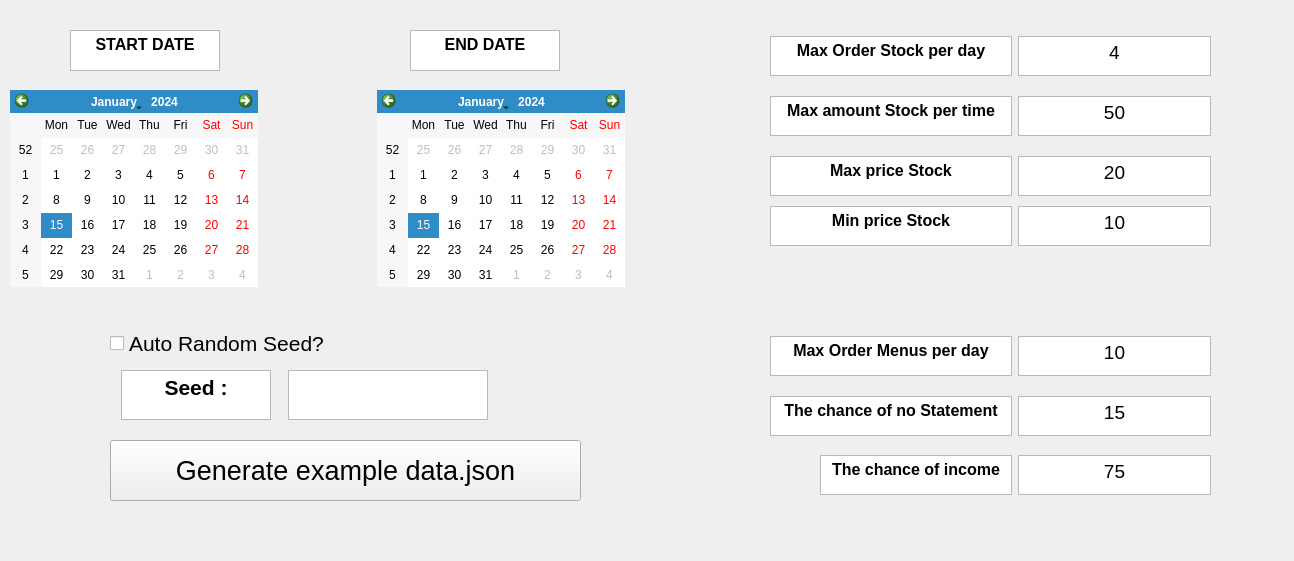
sriv95/Restaurant-Management, file Auto_Generate_data_json/mainwindow.ui: the form before one commit.
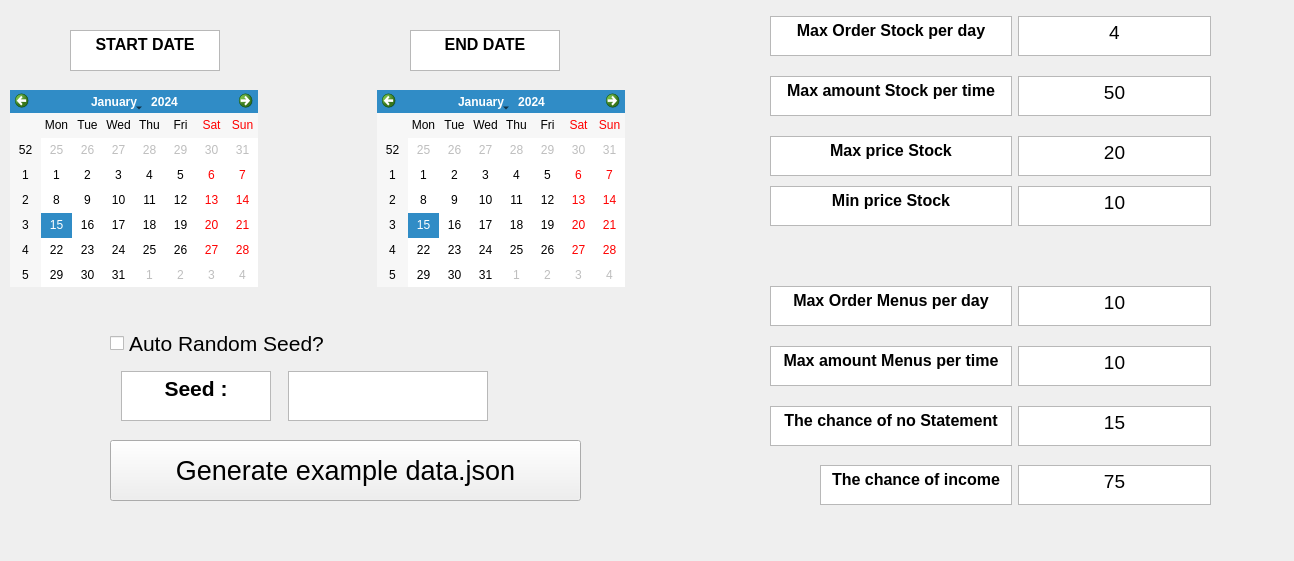
The form after the commit.

Commit message: ➕Add max amount order input to Statement function

```diff
--- a/Auto_Generate_data_json/mainwindow.ui
+++ b/Auto_Generate_data_json/mainwindow.ui
@@ -38,7 +38,7 @@
       <x>110</x>
       <y>370</y>
       <width>391</width>
-      <height>51</height>
+      <height>52</height>
      </rect>
     </property>
     <layout class="QHBoxLayout" name="horizontalLayout">
@@ -221,7 +221,7 @@
     <property name="geometry">
      <rect>
       <x>770</x>
-      <y>330</y>
+      <y>280</y>
       <width>441</width>
       <height>52</height>
      </rect>
@@ -287,7 +287,7 @@
     <property name="geometry">
      <rect>
       <x>770</x>
-      <y>390</y>
+      <y>400</y>
       <width>441</width>
       <height>52</height>
      </rect>
@@ -353,7 +353,7 @@
     <property name="geometry">
      <rect>
       <x>820</x>
-      <y>450</y>
+      <y>460</y>
       <width>391</width>
       <height>51</height>
      </rect>
@@ -419,7 +419,7 @@
     <property name="geometry">
      <rect>
       <x>770</x>
-      <y>30</y>
+      <y>10</y>
       <width>441</width>
       <height>52</height>
      </rect>
@@ -485,7 +485,7 @@
     <property name="geometry">
      <rect>
       <x>770</x>
-      <y>90</y>
+      <y>70</y>
       <width>441</width>
       <height>52</height>
      </rect>
@@ -551,7 +551,7 @@
     <property name="geometry">
      <rect>
       <x>770</x>
-      <y>150</y>
+      <y>130</y>
       <width>441</width>
       <height>52</height>
      </rect>
@@ -617,7 +617,7 @@
     <property name="geometry">
      <rect>
       <x>770</x>
-      <y>200</y>
+      <y>180</y>
       <width>441</width>
       <height>52</height>
      </rect>
@@ -679,6 +679,72 @@
      </item>
     </layout>
    </widget>
+   <widget class="QWidget" name="horizontalLayoutWidget_10">
+    <property name="geometry">
+     <rect>
+      <x>770</x>
+      <y>340</y>
+      <width>441</width>
+      <height>52</height>
+     </rect>
+    </property>
+    <layout class="QHBoxLayout" name="horizontalLayout_10">
+     <item>
+      <widget class="QTextEdit" name="text_max_amount_Menus_per_time">
+       <property name="maximumSize">
+        <size>
+         <width>250</width>
+         <height>40</height>
+        </size>
+       </property>
+       <property name="readOnly">
+        <bool>true</bool>
+       </property>
+       <property name="html">
+        <string>&lt;!DOCTYPE HTML PUBLIC &quot;-//W3C//DTD HTML 4.0//EN&quot; &quot;http://www.w3.org/TR/REC-html40/strict.dtd&quot;&gt;
+&lt;html&gt;&lt;head&gt;&lt;meta name=&quot;qrichtext&quot; content=&quot;1&quot; /&gt;&lt;meta charset=&quot;utf-8&quot; /&gt;&lt;style type=&quot;text/css&quot;&gt;
+p, li { white-space: pre-wrap; }
+hr { height: 1px; border-width: 0; }
+li.unchecked::marker { content: &quot;\2610&quot;; }
+li.checked::marker { content: &quot;\2612&quot;; }
+&lt;/style&gt;&lt;/head&gt;&lt;body style=&quot; font-family:'Segoe UI'; font-size:9pt; font-weight:400; font-style:normal;&quot;&gt;
+&lt;p align=&quot;center&quot; style=&quot; margin-top:0px; margin-bottom:0px; margin-left:0px; margin-right:0px; -qt-block-indent:0; text-indent:0px;&quot;&gt;&lt;span style=&quot; font-size:12pt; font-weight:700;&quot;&gt;Max amount Menus per time&lt;/span&gt;&lt;/p&gt;&lt;/body&gt;&lt;/html&gt;</string>
+       </property>
+      </widget>
+     </item>
+     <item>
+      <widget class="QTextEdit" name="input_max_amount_Menus_per_time">
+       <property name="minimumSize">
+        <size>
+         <width>0</width>
+         <height>40</height>
+        </size>
+       </property>
+       <property name="maximumSize">
+        <size>
+         <width>200</width>
+         <height>40</height>
+        </size>
+       </property>
+       <property name="font">
+        <font>
+         <pointsize>16</pointsize>
+        </font>
+       </property>
+       <property name="html">
+        <string>&lt;!DOCTYPE HTML PUBLIC &quot;-//W3C//DTD HTML 4.0//EN&quot; &quot;http://www.w3.org/TR/REC-html40/strict.dtd&quot;&gt;
+&lt;html&gt;&lt;head&gt;&lt;meta name=&quot;qrichtext&quot; content=&quot;1&quot; /&gt;&lt;meta charset=&quot;utf-8&quot; /&gt;&lt;style type=&quot;text/css&quot;&gt;
+p, li { white-space: pre-wrap; }
+hr { height: 1px; border-width: 0; }
+li.unchecked::marker { content: &quot;\2610&quot;; }
+li.checked::marker { content: &quot;\2612&quot;; }
+&lt;/style&gt;&lt;/head&gt;&lt;body style=&quot; font-family:'Segoe UI'; font-size:16pt; font-weight:400; font-style:normal;&quot;&gt;
+&lt;p align=&quot;center&quot; style=&quot; margin-top:0px; margin-bottom:0px; margin-left:0px; margin-right:0px; -qt-block-indent:0; text-indent:0px;&quot;&gt;&lt;span style=&quot; font-size:14pt;&quot;&gt;10&lt;/span&gt;&lt;/p&gt;&lt;/body&gt;&lt;/html&gt;</string>
+       </property>
+      </widget>
+     </item>
+    </layout>
+   </widget>
   </widget>
  </widget>
  <resources/>
```
The commit also changes 1 other file.
